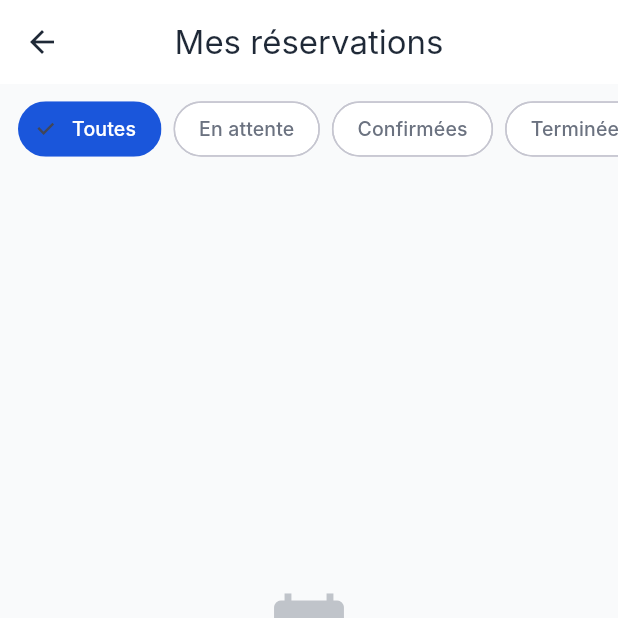
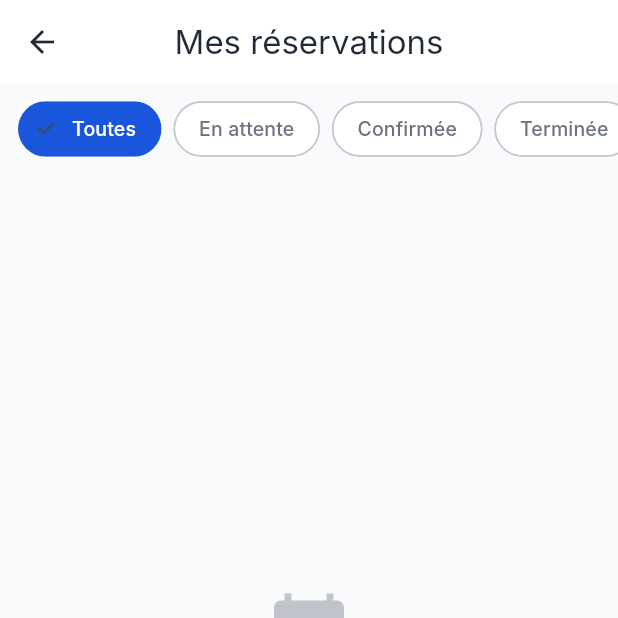
Before and after one commit to afri-soft-com/Reserva, a Flutter app: the ReservationsScreen screen opened directly, on a phone screen of 412 x 824 dp, the top half of it. Run offline on Flutter 3.47's test engine with Material 3 defaults, Android fonts, the phone set to English and light mode, and no system bars; our stand-ins replace flutter_map, flutter_secure_storage, geolocator, go_router, image_picker, latlong2 and 4 more; missing offline and left inert: mobile_scanner; accounts and stored records are empty; network calls fail; Roboto replaces fonts that are missing (Inter).

Commit message:
mobile: i18n complet de l'ecran des reservations

```diff
--- a/apps/mobile_flutter/lib/i18n.dart
+++ b/apps/mobile_flutter/lib/i18n.dart
@@ -82,6 +82,15 @@ class AppTraductions {
       'retireDesFavoris': 'Retiré des favoris',
       'erreurChargement': 'Erreur de chargement',
       'erreur': 'Erreur',
+      'impossibleChargerReservations': 'Impossible de charger les réservations',
+      'horsLigneDonneesDu': 'Mode hors ligne — données du %s',
+      'horsLigneDonneesEnregistrees': 'Mode hors ligne — données enregistrées',
+      'aucuneReservation': 'Aucune réservation',
+      'tirezPourReessayer': 'Tirez pour réessayer',
+      'aucuneReservationCategorie': 'Aucune réservation dans cette catégorie.',
+      'parcourirServices': 'Parcourir les services',
+      'paye': 'Payé',
+      'nonPaye': 'Non payé',
     },
     'ln': {
       'appName': 'RESERVA',
@@ -165,6 +174,15 @@ class AppTraductions {
       'retireDesFavoris': 'Ebimisámí na favori',
       'erreurChargement': 'Libúnga ya kopakisa',
       'erreur': 'Libúnga',
+      'impossibleChargerReservations': 'Okoki te kopakisa bobéngi',
+      'horsLigneDonneesDu': 'Mode ya mayé: mikolo na %s',
+      'horsLigneDonneesEnregistrees': 'Mode ya mayé: mikoló yango esalémá',
+      'aucuneReservation': 'Bobéngi moko te',
+      'tirezPourReessayer': 'Benda mpo na komeka lisúsu',
+      'aucuneReservationCategorie': 'Bobéngi moko te na biténi oyo.',
+      'parcourirServices': 'Kotala misála',
+      'paye': 'Efutámí',
+      'nonPaye': 'Efutámí te',
     },
     'sw': {
       'appName': 'RESERVA',
@@ -248,6 +266,15 @@ class AppTraductions {
       'retireDesFavoris': 'Imeondolewa kwenye vipendwa',
       'erreurChargement': 'Hitilafu ya kupakia',
       'erreur': 'Hitilafu',
+      'impossibleChargerReservations': 'Imeshindikana kupakia uhifadhi',
+      'horsLigneDonneesDu': 'Hali ya nje ya mtandao — data ya %s',
+      'horsLigneDonneesEnregistrees': 'Hali ya nje ya mtandao — data imehifadhiwa',
+      'aucuneReservation': 'Hakuna uhifadhi',
+      'tirezPourReessayer': 'Buruta ili ujaribu tena',
+      'aucuneReservationCategorie': 'Hakuna uhifadhi katika kategoria hii.',
+      'parcourirServices': 'Vinjari huduma',
+      'paye': 'Imelipwa',
+      'nonPaye': 'Haijalipwa',
     },
   };
 
--- a/apps/mobile_flutter/lib/screens/main/reservations_screen.dart
+++ b/apps/mobile_flutter/lib/screens/main/reservations_screen.dart
@@ -25,7 +25,13 @@ class _ReservationsScreenState extends State<ReservationsScreen> with AutomaticK
   String? _erreur;
   int _ongletActif = 0;
 
-  static const _onglets = ['Toutes', 'En attente', 'Confirmées', 'Terminées', 'Annulées'];
+  List<String> get _onglets => [
+    AppTraductions.t('toutes'),
+    AppTraductions.statut('EN_ATTENTE'),
+    AppTraductions.statut('CONFIRMEE'),
+    AppTraductions.statut('TERMINEE'),
+    AppTraductions.statut('ANNULEE'),
+  ];
 
   String? get _filtreStatut {
     switch (_ongletActif) {
@@ -53,7 +59,7 @@ class _ReservationsScreenState extends State<ReservationsScreen> with AutomaticK
       if (mounted) setState(() => _reservations = reservations);
     } catch (e) {
       if (mounted) setState(() => _erreur = e.toString());
-      if (mounted) ToastWidget.show(context, 'Impossible de charger les réservations', type: 'erreur');
+      if (mounted) ToastWidget.show(context, AppTraductions.t('impossibleChargerReservations'), type: 'erreur');
     } finally {
       if (mounted) setState(() => _chargement = false);
     }
@@ -67,8 +73,8 @@ class _ReservationsScreenState extends State<ReservationsScreen> with AutomaticK
   Widget _buildBandeauHorsLigne() {
     final date = ApiReservations.cacheSauvegardeLe;
     final texte = date != null
-        ? 'Mode hors ligne — données du ${CacheHorsLigne.formaterDate(date)}'
-        : 'Mode hors ligne — données enregistrées';
+        ? AppTraductions.t('horsLigneDonneesDu').replaceAll('%s', CacheHorsLigne.formaterDate(date))
+        : AppTraductions.t('horsLigneDonneesEnregistrees');
     return Container(
       padding: const EdgeInsets.symmetric(horizontal: 12, vertical: 10),
       decoration: BoxDecoration(
@@ -137,12 +143,12 @@ class _ReservationsScreenState extends State<ReservationsScreen> with AutomaticK
                 : _reservations.isEmpty
                     ? EcranVide(
                         icone: Icons.calendar_today,
-                        message: _erreur ?? 'Aucune réservation',
-                        sousTitre: _erreur != null ? 'Tirez pour réessayer' : 'Aucune réservation dans cette catégorie.',
+                        message: _erreur ?? AppTraductions.t('aucuneReservation'),
+                        sousTitre: _erreur != null ? AppTraductions.t('tirezPourReessayer') : AppTraductions.t('aucuneReservationCategorie'),
                         action: _erreur != null ? null : ElevatedButton.icon(
                           onPressed: () => context.go('/services'),
                           icon: const Icon(Icons.search, size: 18),
-                          label: const Text('Parcourir les services'),
+                          label: Text(AppTraductions.t('parcourirServices')),
                           style: ElevatedButton.styleFrom(backgroundColor: AppCouleurs.primaire, foregroundColor: AppCouleurs.blanc),
                         ),
                       )
@@ -190,7 +196,7 @@ class _ReservationsScreenState extends State<ReservationsScreen> with AutomaticK
                                       Text(r.prestataire.nomEntreprise, style: const TextStyle(fontSize: 13, color: AppCouleurs.texteSecondaire)),
                                       const SizedBox(height: 4),
                                       Text(
-                                        '${_formaterMontant(r.reservation.montantTotal, r.reservation.devise)} · ${r.reservation.montantPaye > 0 ? "Payé: ${_formaterMontant(r.reservation.montantPaye, r.reservation.devise)}" : "Non payé"}',
+                                        '${_formaterMontant(r.reservation.montantTotal, r.reservation.devise)} · ${r.reservation.montantPaye > 0 ? "${AppTraductions.t('paye')}: ${_formaterMontant(r.reservation.montantPaye, r.reservation.devise)}" : AppTraductions.t('nonPaye')}',
                                         style: const TextStyle(fontSize: 13, fontWeight: FontWeight.w600, color: AppCouleurs.primaire),
                                         maxLines: 1, overflow: TextOverflow.ellipsis,
                                       ),
```
